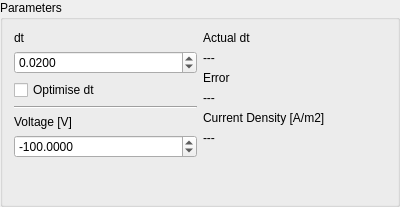
Old version of the form src/inputparameters.ui in the repository hobrasoft/simul6.
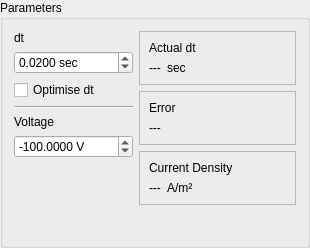
New version of the form.

The edit to the form file:
```diff
--- a/src/inputparameters.ui
+++ b/src/inputparameters.ui
@@ -6,8 +6,8 @@
    <rect>
     <x>0</x>
     <y>0</y>
-    <width>400</width>
-    <height>207</height>
+    <width>310</width>
+    <height>248</height>
    </rect>
   </property>
   <property name="windowTitle">
@@ -16,13 +16,13 @@
   <property name="title">
    <string>Parameters</string>
   </property>
-  <layout class="QGridLayout" name="gridLayout_2">
+  <layout class="QGridLayout" name="gridLayout_6">
    <item row="0" column="0">
     <layout class="QGridLayout" name="gridLayout">
      <item row="4" column="0">
       <widget class="QLabel" name="label_2">
        <property name="text">
-        <string>Voltage [V]</string>
+        <string>Voltage</string>
        </property>
       </widget>
      </item>
@@ -41,6 +41,9 @@
      </item>
      <item row="1" column="0">
       <widget class="QDoubleSpinBox" name="f_dt">
+       <property name="suffix">
+        <string> sec</string>
+       </property>
        <property name="decimals">
         <number>4</number>
        </property>
@@ -64,6 +67,9 @@
      </item>
      <item row="5" column="0">
       <widget class="QDoubleSpinBox" name="f_voltage">
+       <property name="suffix">
+        <string> V</string>
+       </property>
        <property name="decimals">
         <number>4</number>
        </property>
@@ -98,29 +104,120 @@
     </layout>
    </item>
    <item row="0" column="1">
-    <layout class="QGridLayout" name="gridLayout_3">
-     <item row="5" column="0" colspan="2">
-      <widget class="QLabel" name="f_curDen">
-       <property name="text">
-        <string>---</string>
+    <layout class="QGridLayout" name="gridLayout_5">
+     <item row="0" column="0">
+      <widget class="QFrame" name="frame">
+       <property name="frameShape">
+        <enum>QFrame::StyledPanel</enum>
        </property>
+       <property name="frameShadow">
+        <enum>QFrame::Raised</enum>
+       </property>
+       <layout class="QGridLayout" name="gridLayout_2">
+        <item row="0" column="0">
+         <widget class="QLabel" name="label_4">
+          <property name="text">
+           <string>Actual dt</string>
+          </property>
+         </widget>
+        </item>
+        <item row="1" column="0">
+         <layout class="QHBoxLayout" name="horizontalLayout_2">
+          <item>
+           <widget class="QLabel" name="f_currentDt">
+            <property name="text">
+             <string>---</string>
+            </property>
+           </widget>
+          </item>
+          <item>
+           <widget class="QLabel" name="label_7">
+            <property name="sizePolicy">
+             <sizepolicy hsizetype="Expanding" vsizetype="Preferred">
+              <horstretch>0</horstretch>
+              <verstretch>0</verstretch>
+             </sizepolicy>
+            </property>
+            <property name="text">
+             <string>sec</string>
+            </property>
+           </widget>
+          </item>
+         </layout>
+        </item>
+       </layout>
       </widget>
      </item>
-     <item row="1" column="0" colspan="2">
-      <widget class="QLabel" name="f_currentDt">
-       <property name="text">
-        <string>---</string>
+     <item row="1" column="0">
+      <widget class="QFrame" name="frame_2">
+       <property name="frameShape">
+        <enum>QFrame::StyledPanel</enum>
        </property>
+       <property name="frameShadow">
+        <enum>QFrame::Raised</enum>
+       </property>
+       <layout class="QGridLayout" name="gridLayout_3">
+        <item row="0" column="0">
+         <widget class="QLabel" name="label_3">
+          <property name="text">
+           <string>Error</string>
+          </property>
+         </widget>
+        </item>
+        <item row="1" column="0">
+         <widget class="QLabel" name="f_error">
+          <property name="text">
+           <string>---</string>
+          </property>
+         </widget>
+        </item>
+       </layout>
       </widget>
      </item>
-     <item row="2" column="0" colspan="2">
-      <widget class="QLabel" name="label_3">
-       <property name="text">
-        <string>Error</string>
+     <item row="2" column="0">
+      <widget class="QFrame" name="frame_3">
+       <property name="frameShape">
+        <enum>QFrame::StyledPanel</enum>
        </property>
+       <property name="frameShadow">
+        <enum>QFrame::Raised</enum>
+       </property>
+       <layout class="QGridLayout" name="gridLayout_4">
+        <item row="0" column="0">
+         <widget class="QLabel" name="label_5">
+          <property name="text">
+           <string>Current Density</string>
+          </property>
+         </widget>
+        </item>
+        <item row="1" column="0">
+         <layout class="QHBoxLayout" name="horizontalLayout">
+          <item>
+           <widget class="QLabel" name="f_curDen">
+            <property name="text">
+             <string>---</string>
+            </property>
+           </widget>
+          </item>
+          <item>
+           <widget class="QLabel" name="label_6">
+            <property name="sizePolicy">
+             <sizepolicy hsizetype="Expanding" vsizetype="Preferred">
+              <horstretch>0</horstretch>
+              <verstretch>0</verstretch>
+             </sizepolicy>
+            </property>
+            <property name="text">
+             <string>A/m²</string>
+            </property>
+           </widget>
+          </item>
+         </layout>
+        </item>
+       </layout>
       </widget>
      </item>
-     <item row="6" column="0" colspan="2">
+     <item row="3" column="0">
       <spacer name="verticalSpacer_2">
        <property name="orientation">
         <enum>Qt::Vertical</enum>
@@ -128,32 +225,11 @@
        <property name="sizeHint" stdset="0">
         <size>
          <width>20</width>
-         <height>40</height>
+         <height>18</height>
         </size>
        </property>
       </spacer>
      </item>
-     <item row="0" column="0" colspan="2">
-      <widget class="QLabel" name="label_4">
-       <property name="text">
-        <string>Actual dt</string>
-       </property>
-      </widget>
-     </item>
-     <item row="3" column="0" colspan="2">
-      <widget class="QLabel" name="f_error">
-       <property name="text">
-        <string>---</string>
-       </property>
-      </widget>
-     </item>
-     <item row="4" column="0" colspan="2">
-      <widget class="QLabel" name="label_5">
-       <property name="text">
-        <string>Current Density [A/m2]</string>
-       </property>
-      </widget>
-     </item>
     </layout>
    </item>
   </layout>
```
